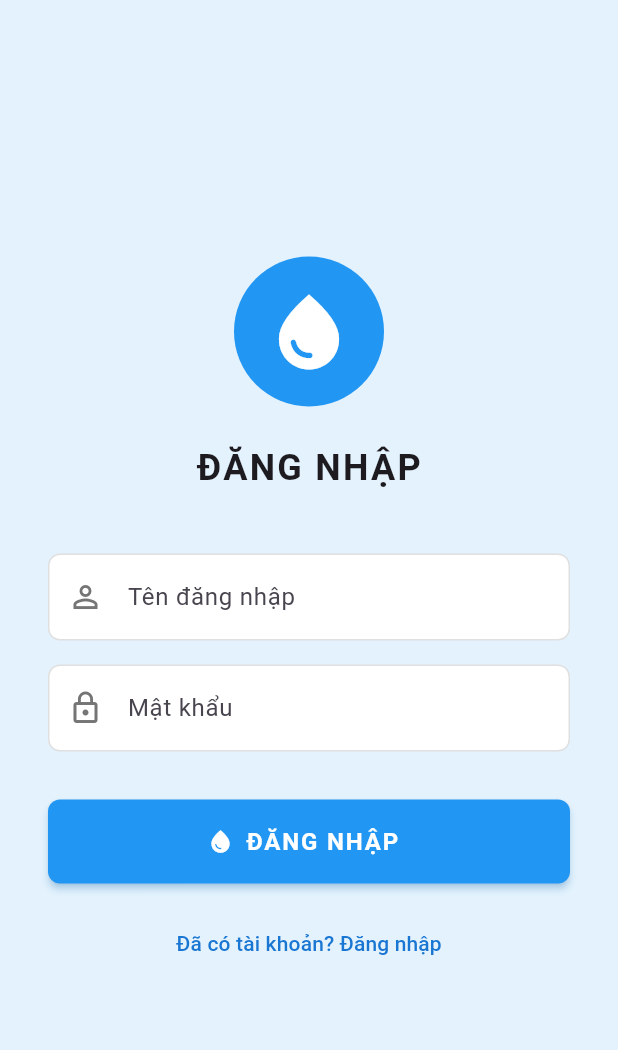
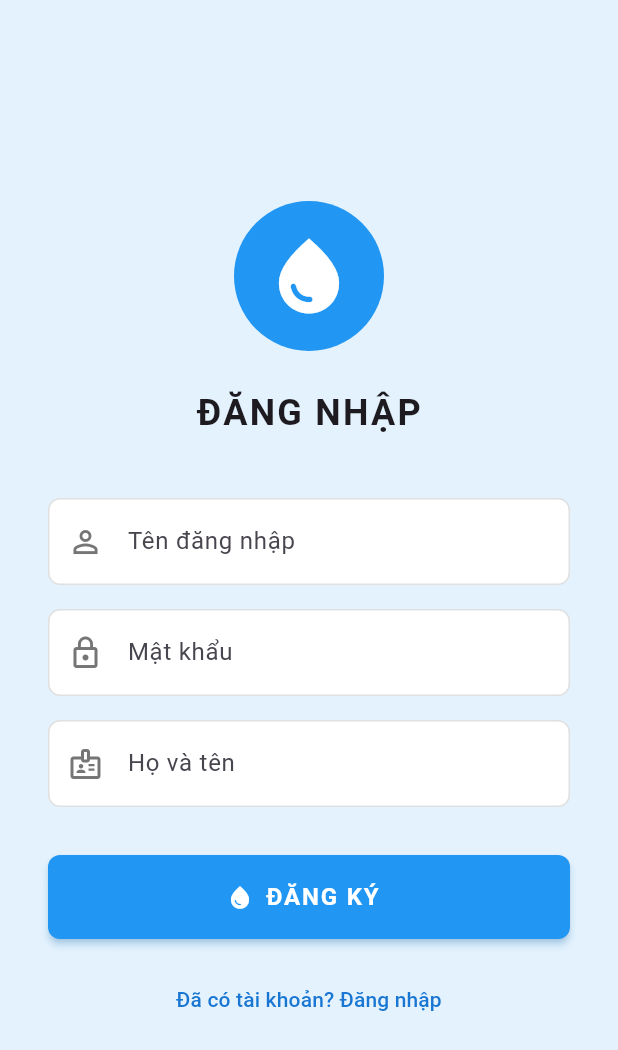
Before and after one commit to TanOfficial/DONGHONUOC, a Flutter app: the screen it shows after launch, after a tap on "Chưa có tài khoản? Đăng ký", on a phone screen of 412 x 824 dp. Shown: the top 1050 px of the screen. Run offline on Flutter 3.47's test engine with Material 3 defaults, Android fonts, the phone set to English and light mode, and no system bars; our stand-ins replace camera, csv, file_picker, image_picker, permission_handler, share_plus and 2 more; missing offline and left inert: google_mlkit_text_recognition; accounts and stored records are empty.

```diff
--- a/DONGHONUOC/lib/main.dart
+++ b/DONGHONUOC/lib/main.dart
@@ -144,6 +144,26 @@ class _LoginScreenState extends State<LoginScreen> {
                   ),
                 ),
               ),
+              if (!_isLogin) ...[
+                const SizedBox(height: 16),
+                Container(
+                  decoration: BoxDecoration(
+                    color: Colors.white,
+                    borderRadius: BorderRadius.circular(8),
+                    border: Border.all(color: Colors.grey[300]!),
+                  ),
+                  child: TextField(
+                    controller: _nameController,
+                    decoration: InputDecoration(
+                      hintText: "Họ và tên",
+                      prefixIcon:
+                          Icon(Icons.badge_outlined, color: Colors.grey[600]),
+                      border: InputBorder.none,
+                      contentPadding: const EdgeInsets.all(16),
+                    ),
+                  ),
+                ),
+              ],
               const SizedBox(height: 32),
               SizedBox(
                 width: double.infinity,
@@ -151,7 +171,7 @@ class _LoginScreenState extends State<LoginScreen> {
                 child: ElevatedButton.icon(
                   onPressed: _xuLy,
                   icon: const Icon(Icons.water_drop, color: Colors.white),
-                  label: const Text("ĐĂNG NHẬP",
+                  label: Text(_isLogin ? "ĐĂNG NHẬP" : "ĐĂNG KÝ",
                       style: TextStyle(
                           fontSize: 16,
                           fontWeight: FontWeight.bold,
@@ -983,6 +1003,7 @@ class _GhiNuocScreenState extends State<GhiNuocScreen> {
   final TextEditingController _ghiChuController = TextEditingController();
   int _tieuThu = 0;
   String _selectedCode = '40';
+  bool _filterShowRead = false;
 
   @override
   void initState() {
@@ -1145,20 +1166,6 @@ class _GhiNuocScreenState extends State<GhiNuocScreen> {
         title: const Text("Ghi Chỉ Số Nước"),
         backgroundColor: blueColor,
         foregroundColor: Colors.white,
-        actions: [
-          Checkbox(
-            value: kh['trang_thai'] == 1,
-            onChanged: null,
-            fillColor: WidgetStateProperty.all(Colors.white),
-            checkColor: blueColor,
-          ),
-          const Padding(
-            padding: EdgeInsets.only(right: 16),
-            child: Center(
-                child:
-                    Text("Lọc Đã Đọc", style: TextStyle(color: Colors.white))),
-          ),
-        ],
       ),
       body: AnimatedSwitcher(
         duration: const Duration(milliseconds: 300),
```
